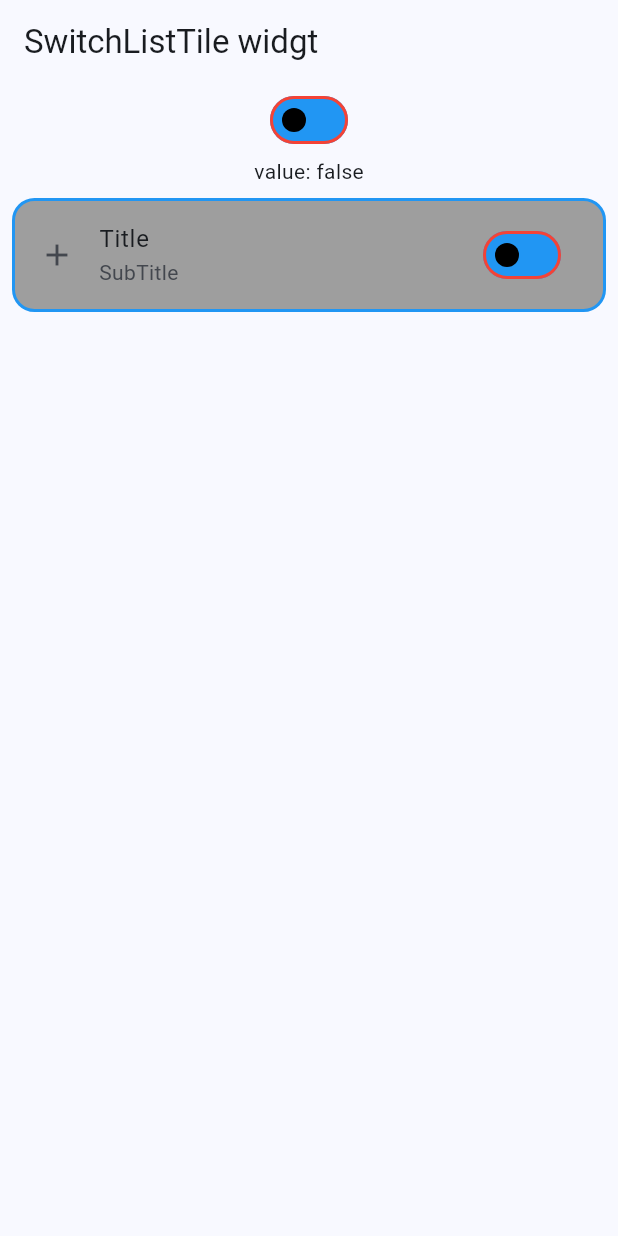
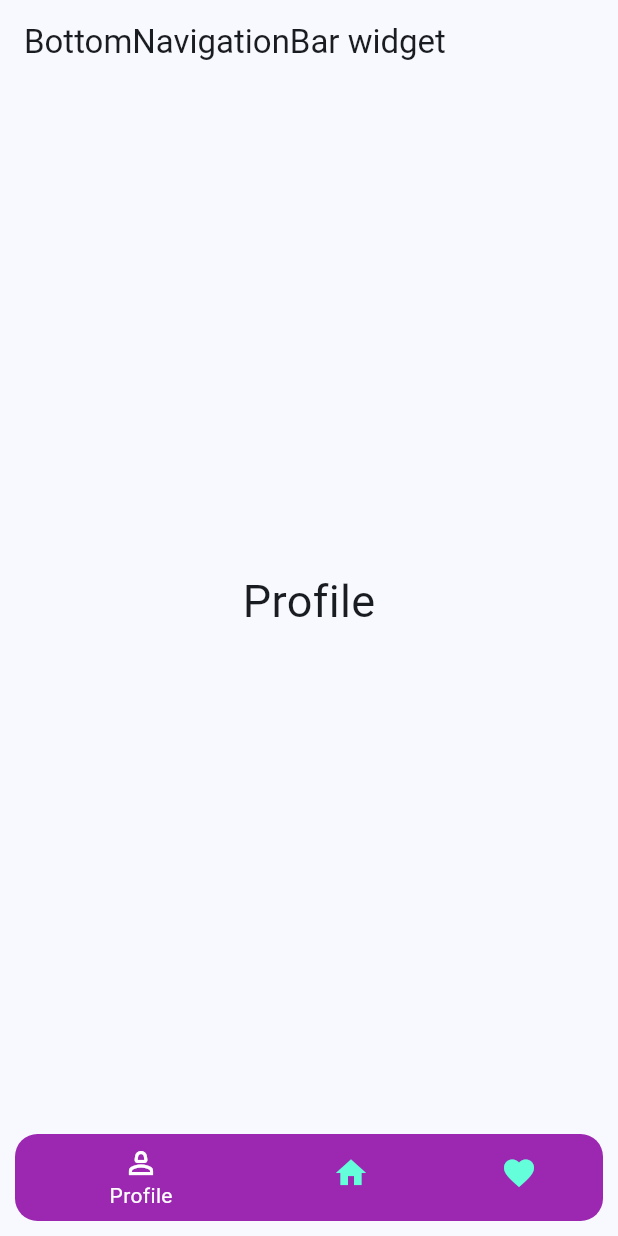
Before and after one commit to MohammadBahlaq/flutter_application_2, a Flutter app: the screen it shows after launch, on a phone screen of 412 x 824 dp. Run offline on Flutter 3.47's test engine with Material 3 defaults, Android fonts, the phone set to English and light mode, and no system bars.

Commit message:
responsive design, bottom navigation bar

```diff
--- a/lib/main.dart
+++ b/lib/main.dart
@@ -1,5 +1,5 @@
 import 'package:flutter/material.dart';
-import 'package:flutter_application_2/widgets/tile_widgets/switch_list_tile_widget.dart';
+import 'package:flutter_application_2/widgets/navigation_widgets/bottom_navigation_bar_widget.dart';
 
 void main() {
   runApp(const MyApp());
@@ -15,7 +15,7 @@ class MyApp extends StatelessWidget {
       theme: ThemeData(
         colorScheme: ColorScheme.fromSeed(seedColor: Colors.blue),
       ),
-      home: SwitchListTileWidget(),
+      home: BottomNavigationBarWidget(),
     );
   }
 }
--- /dev/null
+++ b/lib/widgets/navigation_widgets/bottom_navigation_bar_widget.dart
@@ -0,0 +1,94 @@
+import 'package:flutter/material.dart';
+
+class BottomNavigationBarWidget extends StatefulWidget {
+  const BottomNavigationBarWidget({super.key});
+
+  @override
+  State<BottomNavigationBarWidget> createState() =>
+      _BottomNavigationBarWidgetState();
+}
+
+class _BottomNavigationBarWidgetState extends State<BottomNavigationBarWidget> {
+  int selectedIndex = 0;
+
+  @override
+  Widget build(BuildContext context) {
+    return Scaffold(
+      appBar: AppBar(title: Text("BottomNavigationBar widget")),
+      bottomNavigationBar: Padding(
+        padding: const EdgeInsets.all(10),
+        child: ClipRRect(
+          borderRadius: BorderRadius.circular(15),
+          child: BottomNavigationBar(
+            currentIndex: selectedIndex,
+            onTap: (value) {
+              selectedIndex = value;
+              setState(() {});
+            },
+            type: BottomNavigationBarType.shifting,
+            backgroundColor: Colors.red,
+            elevation: 0,
+            selectedItemColor: Colors.white,
+            // selectedLabelStyle: TextStyle(fontSize: 20),
+            // selectedFontSize: 20,
+            unselectedItemColor: Colors.tealAccent,
+            // unselectedLabelStyle: TextStyle(fontSize: 10),
+            // unselectedFontSize: 10,
+            showSelectedLabels: true,
+            showUnselectedLabels: false,
+            items: [
+              BottomNavigationBarItem(
+                icon: Icon(Icons.person),
+                label: 'Profile',
+                activeIcon: Icon(Icons.person_2_outlined),
+                backgroundColor: Colors.purple,
+              ),
+              BottomNavigationBarItem(
+                icon: Icon(Icons.home),
+                label: 'Home',
+                activeIcon: Icon(Icons.home_outlined),
+                backgroundColor: Colors.green,
+              ),
+              BottomNavigationBarItem(
+                icon: Icon(Icons.favorite),
+                label: 'Favorite',
+                activeIcon: Icon(Icons.favorite_border),
+                backgroundColor: Colors.blue,
+              ),
+            ],
+          ),
+        ),
+      ),
+      body: body(),
+    );
+
+    //         showSelectedLabels: false,
+    //         showUnselectedLabels: false
+  }
+
+  // Widget _body() {
+  //   switch (selectedIndex) {
+  //     case 0:
+  //       return PageOne();
+  //     case 1:
+  //       return PageTwo();
+  //     case 2:
+  //       return PageThree();
+  //     default:
+  //       return SizedBox();
+  //   }
+  // }
+
+  Widget body() {
+    switch (selectedIndex) {
+      case 0:
+        return Center(child: Text('Profile', style: TextStyle(fontSize: 30)));
+      case 1:
+        return Center(child: Text('Home', style: TextStyle(fontSize: 30)));
+      case 2:
+        return Center(child: Text('Favorite', style: TextStyle(fontSize: 30)));
+      default:
+        return SizedBox();
+    }
+  }
+}
```
Also changed, not shown: lib/core/responsive.dart (added, +60 -0 lines), lib/widgets/responsive_widgets/expanded_widget.dart (+14 -1 lines), lib/widgets/responsive_widgets/fitted_box_widget.dart (added, +34 -0 lines), lib/widgets/responsive_widgets/flexible_widget.dart (added, +20 -0 lines), lib/widgets/responsive_widgets/mediaquery_class.dart (added, +119 -0 lines), lib/widgets/responsive_widgets/wrap_widget.dart (added, +49 -0 lines).
